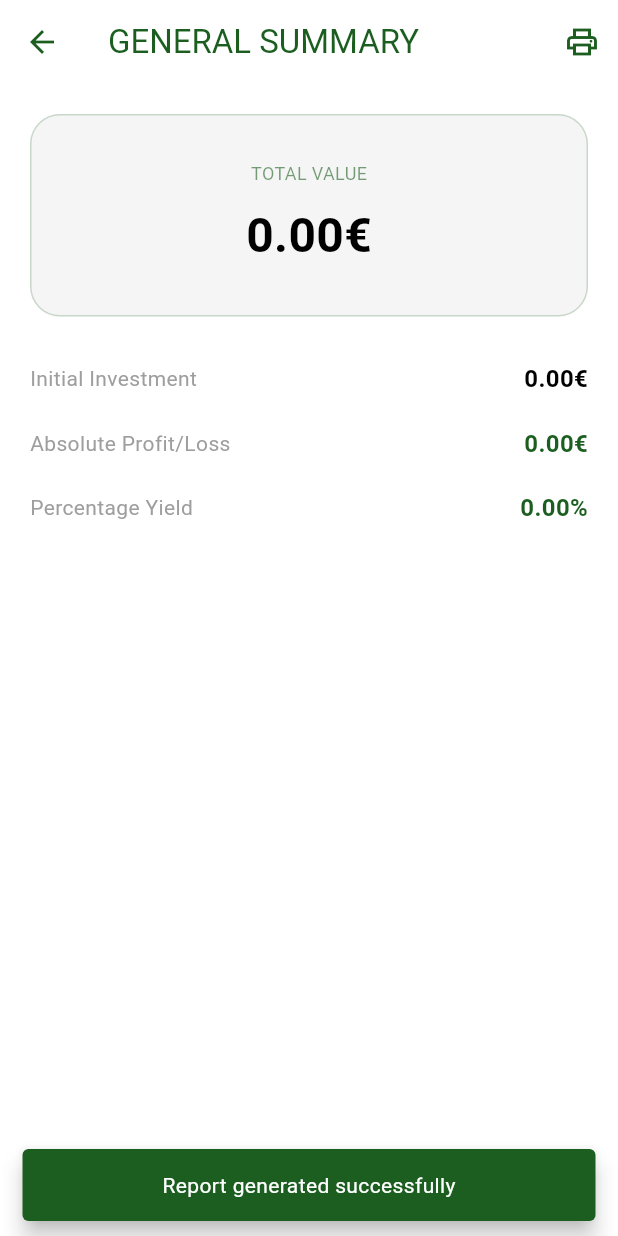
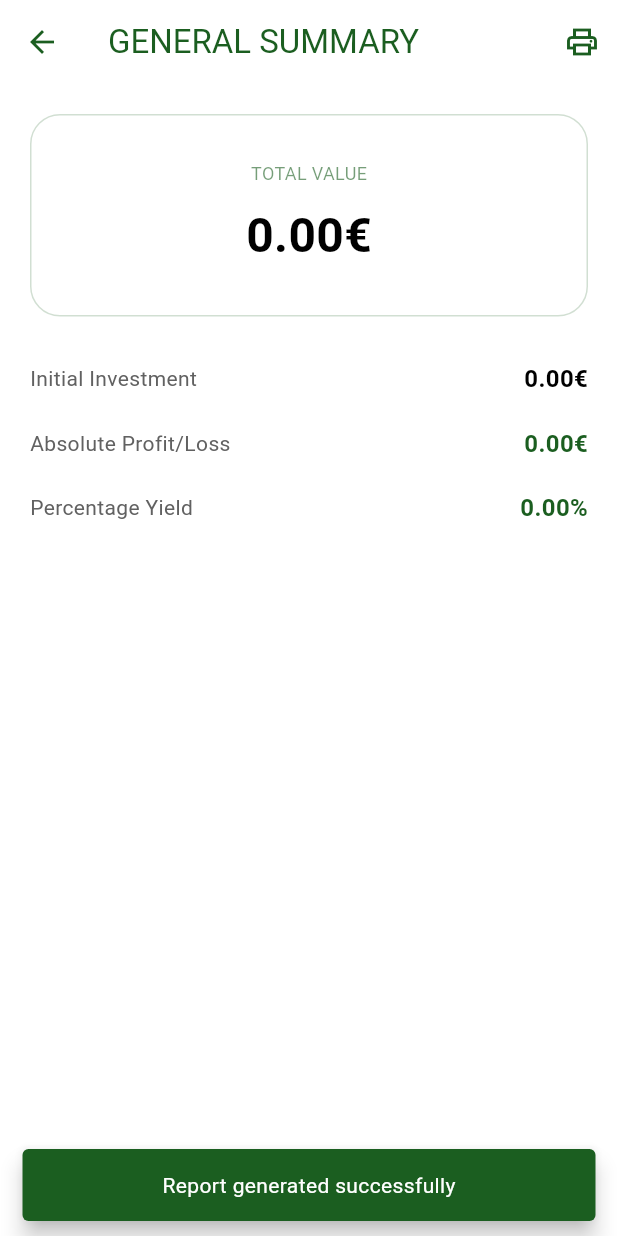
Before and after one commit to SilviaGarciaBouza/Fronted_Investment_Tracking, a Flutter app: the TotalView screen opened by its route, after a tap on the "print" icon, on a phone screen of 412 x 824 dp. Run offline on Flutter 3.47's test engine with Material 3 defaults, Android fonts, the phone set to English and light mode, and no system bars; our stand-ins replace connectivity_plus, pdf, printing, shared_preferences, sqflite, sqflite_common_ffi; accounts and stored records are empty; network calls fail.

Commit message:
added theme in app_theme

```diff
--- a/lib/theme/app_theme.dart
+++ b/lib/theme/app_theme.dart
@@ -1,4 +1,52 @@
 import 'package:flutter/material.dart';
+
+/// Clase para gestionar los temas de la app
+class AppColors extends ThemeExtension<AppColors> {
+  final Color snackSuccess;
+  final Color snackError;
+  final Color snackWarning;
+  final Color pnlPositive;
+  final Color pnlNegative;
+  final Color danger;
+
+  const AppColors({
+    required this.snackSuccess,
+    required this.snackError,
+    required this.snackWarning,
+    required this.pnlPositive,
+    required this.pnlNegative,
+    required this.danger,
+  });
+
+  @override
+  AppColors copyWith({
+    Color? snackSuccess,
+    Color? snackError,
+    Color? snackWarning,
+    Color? pnlPositive,
+    Color? pnlNegative,
+    Color? danger,
+  }) => AppColors(
+    snackSuccess: snackSuccess ?? this.snackSuccess,
+    snackError: snackError ?? this.snackError,
+    snackWarning: snackWarning ?? this.snackWarning,
+    pnlPositive: pnlPositive ?? this.pnlPositive,
+    pnlNegative: pnlNegative ?? this.pnlNegative,
+    danger: danger ?? this.danger,
+  );
+
+  @override
+  AppColors lerp(AppColors? other, double t) => this;
+}
+
+const _appColors = AppColors(
+  snackSuccess: Color(0xFF388E3C),
+  snackError: Color(0xFFD32F2F),
+  snackWarning: Color(0xFFF57C00),
+  pnlPositive: Colors.greenAccent,
+  pnlNegative: Colors.redAccent,
+  danger: Colors.redAccent,
+);
 
 class AppTheme {
   /// TEMA OSCURO
@@ -6,20 +54,30 @@ class AppTheme {
     brightness: Brightness.dark,
     scaffoldBackgroundColor: Colors.black,
     primaryColor: Colors.lightGreenAccent,
-    colorScheme: const ColorScheme.dark(
+    colorScheme: ColorScheme.dark(
       primary: Colors.lightGreenAccent,
       onPrimary: Colors.black,
+      surface: Colors.grey.shade900,
+      onSurface: Colors.white,
+      onSurfaceVariant: Colors.grey.shade500,
+      surfaceContainerHighest: Colors.grey.shade900,
     ),
+    extensions: const [_appColors],
   );
 
   /// TEMA CLARO
   static final lightTheme = ThemeData(
     brightness: Brightness.light,
     scaffoldBackgroundColor: Colors.white,
-    primaryColor: const Color(0xFF1B5E20), // Verde Bosque
+    primaryColor: const Color(0xFF1B5E20),
     colorScheme: ColorScheme.light(
       primary: const Color(0xFF1B5E20),
       onPrimary: Colors.white,
+      surface: Colors.white,
+      onSurface: Colors.black,
+      onSurfaceVariant: Colors.grey.shade700,
+      surfaceContainerHighest: Colors.grey.shade200,
     ),
+    extensions: const [_appColors],
   );
 }
--- a/lib/views/LoginView.dart
+++ b/lib/views/LoginView.dart
@@ -2,6 +2,7 @@ import 'package:flutter/material.dart';
 import 'package:provider/provider.dart';
 import '../viewmodels/InvViewModel.dart';
 import '../utils/app_strings.dart';
+import '../theme/app_theme.dart';
 import 'HomeView.dart';
 import 'RegisterView.dart';
 
@@ -35,7 +36,9 @@ class _LoginViewState extends State<LoginView> {
                 style: const TextStyle(color: Colors.white),
               ),
             ),
-            backgroundColor: Colors.orange.shade700,
+            backgroundColor: Theme.of(
+              context,
+            ).extension<AppColors>()!.snackWarning,
             behavior: SnackBarBehavior.floating,
             shape: RoundedRectangleBorder(
               borderRadius: BorderRadius.circular(10),
@@ -69,7 +72,7 @@ class _LoginViewState extends State<LoginView> {
               style: const TextStyle(color: Colors.white),
             ),
           ),
-          backgroundColor: Colors.red.shade700,
+          backgroundColor: Theme.of(context).extension<AppColors>()!.snackError,
           behavior: SnackBarBehavior.floating,
 
           shape: RoundedRectangleBorder(
@@ -84,8 +87,11 @@ class _LoginViewState extends State<LoginView> {
   Widget build(BuildContext context) {
     final vm = Provider.of<InvViewModel>(context);
     final lang = vm.currentLocale;
-    final primary = Theme.of(context).primaryColor;
-    final bg = Theme.of(context).scaffoldBackgroundColor;
+    final theme = Theme.of(context);
+    final primary = theme.primaryColor;
+    final bg = theme.scaffoldBackgroundColor;
+    final cs = theme.colorScheme;
+    final appColors = theme.extension<AppColors>()!;
 
     return Scaffold(
       backgroundColor: bg,
@@ -143,9 +149,7 @@ class _LoginViewState extends State<LoginView> {
                         controller: _userController,
                         textInputAction: TextInputAction
                             .next, // Muestra "Siguiente" en el teclado
-                        style: TextStyle(
-                          color: vm.isDarkMode ? Colors.white : Colors.black,
-                        ),
+                        style: TextStyle(color: cs.onSurface),
                         decoration: _inputStyle(
                           AppStrings.get('user', lang),
                           Icons.person_outline,
@@ -159,9 +163,7 @@ class _LoginViewState extends State<LoginView> {
                         obscureText: _obscureText,
                         textInputAction: TextInputAction.done,
                         onSubmitted: (_) => _handleLogin(vm, context),
-                        style: TextStyle(
-                          color: vm.isDarkMode ? Colors.white : Colors.black,
-                        ),
+                        style: TextStyle(color: cs.onSurface),
                         decoration:
                             _inputStyle(
                               AppStrings.get('pass', lang),
@@ -188,9 +190,7 @@ class _LoginViewState extends State<LoginView> {
                           : ElevatedButton(
                               style: ElevatedButton.styleFrom(
                                 backgroundColor: primary,
-                                foregroundColor: vm.isDarkMode
-                                    ? Colors.black
-                                    : Colors.white,
+                                foregroundColor: cs.onPrimary,
                                 minimumSize: const Size(double.infinity, 55),
                                 shape: RoundedRectangleBorder(
                                   borderRadius: BorderRadius.circular(12),
@@ -217,17 +217,15 @@ class _LoginViewState extends State<LoginView> {
                             Text(
                               AppStrings.get('no_account', lang),
                               style: TextStyle(
-                                color: vm.isDarkMode
-                                    ? Colors.white70
-                                    : Colors.black54,
+                                color: cs.onSurface.withValues(alpha: 0.6),
                                 fontSize: 14,
                               ),
                             ),
                             if (!vm.isOnline)
                               Text(
                                 "Offline Mode",
-                                style: const TextStyle(
-                                  color: Colors.redAccent,
+                                style: TextStyle(
+                                  color: appColors.danger,
                                   fontSize: 10,
                                   fontWeight: FontWeight.bold,
                                 ),
--- a/lib/views/total_view.dart
+++ b/lib/views/total_view.dart
@@ -4,6 +4,7 @@ import 'package:printing/printing.dart';
 import 'package:provider/provider.dart';
 import '../viewmodels/InvViewModel.dart';
 import '../utils/app_strings.dart';
+import '../theme/app_theme.dart';
 
 class TotalView extends StatelessWidget {
   const TotalView({super.key});
@@ -13,10 +14,13 @@ class TotalView extends StatelessWidget {
   Widget build(BuildContext context) {
     final vm = Provider.of<InvViewModel>(context);
     final lang = vm.currentLocale;
-    final primary = Theme.of(context).primaryColor;
-    final bg = Theme.of(context).scaffoldBackgroundColor;
+    final theme = Theme.of(context);
+    final primary = theme.primaryColor;
+    final bg = theme.scaffoldBackgroundColor;
+    final cs = theme.colorScheme;
+    final appColors = theme.extension<AppColors>()!;
 
-    Color getNplColor(double val) => val >= 0 ? primary : Colors.redAccent;
+    Color getNplColor(double val) => val >= 0 ? primary : appColors.pnlNegative;
 
     return Scaffold(
       backgroundColor: bg,
@@ -67,9 +71,7 @@ class TotalView extends StatelessWidget {
               width: double.infinity,
               padding: const EdgeInsets.all(30),
               decoration: BoxDecoration(
-                color: vm.isDarkMode
-                    ? Colors.grey.shade900
-                    : Colors.grey.shade100,
+                color: cs.surface,
                 borderRadius: BorderRadius.circular(20),
                 border: Border.all(color: primary.withOpacity(0.2)),
               ),
@@ -86,7 +88,7 @@ class TotalView extends StatelessWidget {
                   Text(
                     '${vm.totalCurrentValue.toStringAsFixed(2)}€',
                     style: TextStyle(
-                      color: vm.isDarkMode ? Colors.white : Colors.black,
+                      color: cs.onSurface,
                       fontSize: 32,
                       fontWeight: FontWeight.bold,
                     ),
@@ -96,16 +98,19 @@ class TotalView extends StatelessWidget {
             ),
             const SizedBox(height: 20),
             _infoTile(
+              context,
               AppStrings.get('init_inv', lang),
               '${vm.totalInvestment.toStringAsFixed(2)}€',
-              vm.isDarkMode ? Colors.white : Colors.black,
+              cs.onSurface,
             ),
             _infoTile(
+              context,
               AppStrings.get('abs_pnl', lang),
               '${vm.totalPnL.toStringAsFixed(2)}€',
               getNplColor(vm.totalPnL),
             ),
             _infoTile(
+              context,
               AppStrings.get('perc_pnl', lang),
               '${vm.totalPnLPercent.toStringAsFixed(2)}%',
               getNplColor(vm.totalPnLPercent),
@@ -116,13 +121,19 @@ class TotalView extends StatelessWidget {
     );
   }
 
-  Widget _infoTile(String label, String value, Color color) {
+  Widget _infoTile(
+    BuildContext context,
+    String label,
+    String value,
+    Color color,
+  ) {
+    final labelColor = Theme.of(context).colorScheme.onSurfaceVariant;
     return Padding(
       padding: const EdgeInsets.symmetric(vertical: 10),
       child: Row(
         mainAxisAlignment: MainAxisAlignment.spaceBetween,
         children: [
-          Text(label, style: const TextStyle(color: Colors.grey, fontSize: 14)),
+          Text(label, style: TextStyle(color: labelColor, fontSize: 14)),
           Text(
             value,
             style: TextStyle(
```
Also changed, not shown: lib/views/AddTransaction.dart (+18 -15 lines), lib/views/HomeView.dart (+18 -15 lines), lib/views/RegisterView.dart (+16 -15 lines), lib/views/TransactionDetailView.dart (+27 -13 lines).
